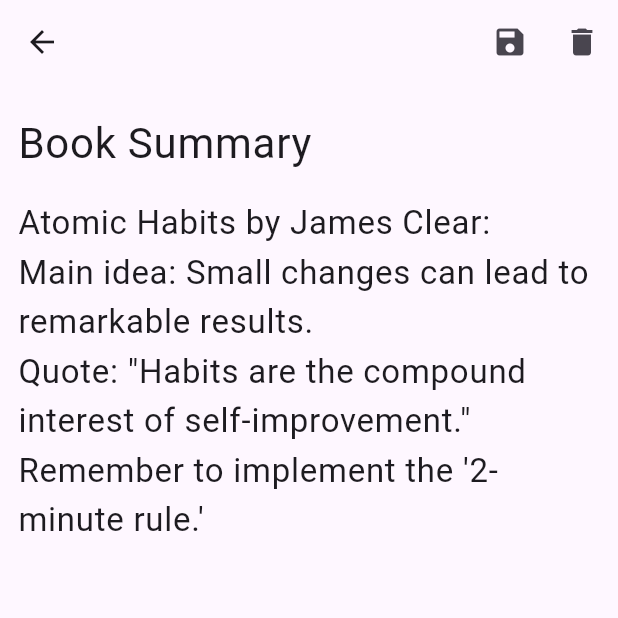
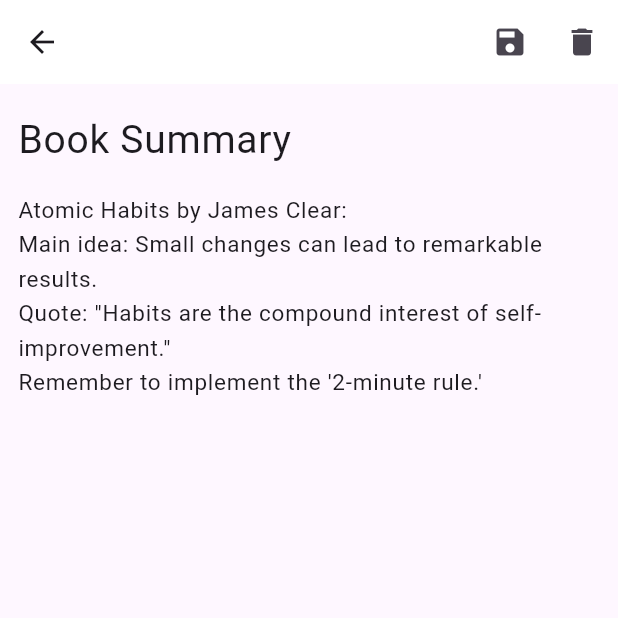
Before and after one commit to randomhimalayanguy/Google-Keeps-Clone-localStorage, a Flutter app: the screen it shows after launch, after a tap on the "notes" icon, after a tap on "Book Summary", on a phone screen of 412 x 824 dp, the top half of it. Run offline on Flutter 3.47's test engine with Material 3 defaults, Android fonts, the phone set to English and light mode, and no system bars; our stand-ins replace flutter_riverpod, hive, hive_flutter; accounts and stored records are empty.

Commit message:
Features added, code improved

```diff
--- a/lib/Model/note_model.dart
+++ b/lib/Model/note_model.dart
@@ -1,3 +1,4 @@
+import 'package:flutter/material.dart';
 import 'package:hive/hive.dart';
 
 part 'note_model.g.dart';
@@ -6,14 +7,51 @@ part 'note_model.g.dart';
 class Note {
   @HiveField(0)
   final String id;
+
   @HiveField(1)
   final String title;
+
   @HiveField(2)
   final String content;
 
-  Note({required this.id, this.title = "", this.content = ""});
+  // Store color as int
+  @HiveField(3)
+  int? colorValue;
 
-  Note copyWith(Note curNote) {
-    return Note(id: curNote.id, title: curNote.title, content: curNote.content);
+  @HiveField(4)
+  DateTime updatedAt;
+
+  @HiveField(5)
+  bool isPinned;
+
+  Note({
+    required this.id,
+    this.title = "",
+    this.content = "",
+    Color color = Colors.white,
+    this.isPinned = false,
+    DateTime? updatedAt,
+  }) : colorValue = color.toARGB32(),
+       updatedAt = updatedAt ?? DateTime.now();
+
+  // Helper to get the Color back
+  Color get color => Color(colorValue ?? Colors.white.toARGB32());
+
+  Note copyWith({
+    String? id,
+    String? title,
+    String? content,
+    Color? color,
+    DateTime? updatedAt,
+    bool? isPinned,
+  }) {
+    return Note(
+      id: id ?? this.id,
+      title: title ?? this.title,
+      content: content ?? this.content,
+      color: color ?? this.color,
+      updatedAt: updatedAt ?? this.updatedAt,
+      isPinned: isPinned ?? this.isPinned,
+    );
   }
 }
--- a/lib/Providers/notes_provider.dart
+++ b/lib/Providers/notes_provider.dart
@@ -1,46 +1,77 @@
+import 'package:flutter/foundation.dart';
+import 'package:flutter/material.dart';
 import 'package:flutter_riverpod/flutter_riverpod.dart';
-import 'package:hive/hive.dart';
+import 'package:hive_flutter/hive_flutter.dart';
 import 'package:notes_app/Model/note_model.dart';
+import 'package:notes_app/const/colors.dart';
 
 class NotesNotifier extends StateNotifier<List<Note>> {
-  late Box<Note> box;
+  final Box<Note> box;
+  late final ValueListenable<Box<Note>> _listner;
 
-  NotesNotifier() : super([]) {
-    _init();
+  NotesNotifier(this.box) : super([]) {
+    refreshList();
+    _listner = box.listenable();
+    _listner.addListener(refreshList);
   }
 
-  Future<void> _init() async {
-    if (!Hive.isAdapterRegistered(0)) {
-      Hive.registerAdapter(NoteAdapter());
-    }
+  void refreshList() {
+    final notes = box.values.toList();
 
-    box = await Hive.openBox("notes");
+    notes.sort((a, b) {
+      if (a.isPinned != b.isPinned) {
+        return b.isPinned ? 1 : -1;
+      }
 
-    state = box.values.toList();
+      return b.updatedAt.compareTo(a.updatedAt);
+    });
+    state = notes;
   }
 
   void addNote(Note newNote) {
+    newNote = newNote.copyWith(updatedAt: DateTime.now());
+    newNote.colorValue = getColor(box.length).toARGB32();
     box.put(newNote.id, newNote);
-    state = [newNote, ...state];
+  }
+
+  void setColor(String id, int newColor) {
+    final Note? newNote = box.get(id);
+    if (newNote == null) return;
+
+    newNote.colorValue = newColor;
+    box.put(id, newNote);
   }
 
   void updateNote(Note newNote) {
-    box.put(newNote.id, newNote);
-    state = [
-      for (Note note in state)
-        if (note.id == newNote.id) note.copyWith(newNote) else note,
-    ];
+    final updatedNote = box
+        .get(newNote.id)!
+        .copyWith(
+          title: newNote.title,
+          content: newNote.content,
+          updatedAt: DateTime.now(),
+        );
+
+    box.put(updatedNote.id, updatedNote);
+  }
+
+  void pinning(String id) {
+    final bool isPinned = !box.get(id)!.isPinned;
+    final updatedNote = box.get(id)!.copyWith(isPinned: isPinned);
+    box.put(updatedNote.id, updatedNote);
   }
 
   void deleteNote(String id) {
     box.delete(id);
-    state = [
-      for (Note note in state)
-        if (note.id != id) note,
-    ];
+  }
+
+  @override
+  void dispose() {
+    _listner.removeListener(refreshList);
+    super.dispose();
   }
 }
 
-final notesProvider = StateNotifierProvider<NotesNotifier, List<Note>>(
-  (ref) => NotesNotifier(),
-);
+final notesProvider =
+    StateNotifierProvider.autoDispose<NotesNotifier, List<Note>>((ref) {
+      return NotesNotifier(Hive.box<Note>("notes"));
+    });
--- /dev/null
+++ b/lib/Providers/selected_color.dart
@@ -0,0 +1,4 @@
+import 'package:flutter/material.dart';
+import 'package:flutter_riverpod/flutter_riverpod.dart';
+
+final selectedColor = StateProvider<Color?>((ref) => null);
--- a/lib/Screens/main_page.dart
+++ b/lib/Screens/main_page.dart
@@ -3,11 +3,11 @@ import 'package:flutter_riverpod/flutter_riverpod.dart';
 import 'package:flutter_staggered_grid_view/flutter_staggered_grid_view.dart';
 import 'package:notes_app/Model/note_model.dart';
 import 'package:notes_app/Providers/notes_provider.dart';
-import 'package:notes_app/Providers/search_query_provider.dart';
 import 'package:notes_app/Providers/searched_notes_provider.dart';
 import 'package:notes_app/Providers/selected_notes_provider.dart';
 import 'package:notes_app/Screens/notes_page.dart';
 import 'package:notes_app/Widgets/notes_card.dart';
+import 'package:notes_app/Widgets/searchbar_widget.dart';
 import 'package:notes_app/Widgets/selection_bar_widget.dart';
 import 'package:uuid/uuid.dart';
 
@@ -70,15 +70,12 @@ class MainApp extends ConsumerWidget {
           slivers: [
             SliverToBoxAdapter(child: SizedBox(height: 20)),
             SliverAppBar(
+              backgroundColor: Colors.white,
               centerTitle: true,
               floating: true,
               snap: true,
               title: (selectedNotes.isEmpty)
-                  ? TextField(
-                      onChanged: (value) =>
-                          ref.read(queryProvider.notifier).state = value,
-                    )
-                  // ? SearchBar()
+                  ? SearchBarWidget()
                   : SelectionBar(selectedNotes: selectedNotes),
             ),
             SliverPadding(
--- a/lib/Screens/notes_page.dart
+++ b/lib/Screens/notes_page.dart
@@ -91,6 +91,7 @@ class _NewNotePageState extends ConsumerState<NotePage> {
   Widget build(BuildContext context) {
     return Scaffold(
       appBar: AppBar(
+        backgroundColor: Colors.white,
         actions: [
           IconButton(onPressed: save, icon: Icon(Icons.save)),
           IconButton(
@@ -112,9 +113,9 @@ class _NewNotePageState extends ConsumerState<NotePage> {
               decoration: InputDecoration(
                 border: InputBorder.none,
                 hintText: "Title",
-                hintStyle: TextStyle(fontSize: 28),
+                hintStyle: TextStyle(fontSize: 26),
               ),
-              style: TextStyle(fontSize: 28),
+              style: TextStyle(fontSize: 26),
             ),
             Expanded(
               child: TextField(
@@ -123,11 +124,11 @@ class _NewNotePageState extends ConsumerState<NotePage> {
                 decoration: InputDecoration(
                   border: InputBorder.none,
                   hintText: "Note",
-                  hintStyle: TextStyle(fontSize: 22),
+                  hintStyle: TextStyle(fontSize: 15),
                 ),
                 expands: true,
                 maxLines: null,
-                style: TextStyle(fontSize: 22),
+                style: TextStyle(fontSize: 15),
               ),
             ),
           ],
--- a/lib/Widgets/notes_card.dart
+++ b/lib/Widgets/notes_card.dart
@@ -2,7 +2,6 @@ import 'package:flutter/material.dart';
 // import 'package:flutter_markdown/flutter_markdown.dart';
 import 'package:flutter_riverpod/flutter_riverpod.dart';
 import 'package:notes_app/Model/note_model.dart';
-import 'package:notes_app/Providers/notes_provider.dart';
 import 'package:notes_app/Providers/selected_notes_provider.dart';
 import 'package:notes_app/Screens/notes_page.dart';
 
@@ -12,7 +11,6 @@ class NotesCard extends ConsumerWidget {
 
   @override
   Widget build(BuildContext context, WidgetRef ref) {
-    final notes = ref.watch(notesProvider);
     final selectedNotes = ref.watch(selectedNotesProvider);
 
     return InkWell(
@@ -32,12 +30,16 @@ class NotesCard extends ConsumerWidget {
           border: (selectedNotes.contains(note.id))
               ? BoxBorder.all(color: Colors.blue, width: 3)
               : null,
-          // color: Colors.primaries[ % Colors.primaries.length].shade200,
-          color: Colors.primaries[2].shade200,
+          color: note.color,
           borderRadius: BorderRadius.circular(10),
         ),
-        child: Padding(
-          padding: const EdgeInsets.symmetric(horizontal: 12.0, vertical: 12),
+        child: Stack(
+          children: [
+            Padding(
+              padding: const EdgeInsets.symmetric(
+                horizontal: 12.0,
+                vertical: 12,
+              ),
               child: Column(
                 crossAxisAlignment: CrossAxisAlignment.start,
                 children: [
@@ -51,6 +53,19 @@ class NotesCard extends ConsumerWidget {
                 ],
               ),
             ),
+            if (note.isPinned)
+              Padding(
+                padding: const EdgeInsets.symmetric(
+                  horizontal: 4.0,
+                  vertical: 4,
+                ),
+                child: Align(
+                  alignment: Alignment.topRight,
+                  child: Icon(Icons.push_pin),
+                ),
+              ),
+          ],
+        ),
       ),
     );
   }
--- a/lib/Widgets/searchbar_widget.dart
+++ b/lib/Widgets/searchbar_widget.dart
@@ -2,15 +2,20 @@ import 'package:flutter/material.dart';
 import 'package:flutter_riverpod/flutter_riverpod.dart';
 import 'package:notes_app/Providers/search_query_provider.dart';
 
-class SearchBar extends ConsumerStatefulWidget {
-  const SearchBar({super.key});
+class SearchBarWidget extends ConsumerStatefulWidget {
+  const SearchBarWidget({super.key});
 
   @override
-  ConsumerState<SearchBar> createState() => _SearchBarState();
+  ConsumerState<SearchBarWidget> createState() => _SearchBarWidgetState();
 }
 
-class _SearchBarState extends ConsumerState<SearchBar> {
+class _SearchBarWidgetState extends ConsumerState<SearchBarWidget> {
   final TextEditingController controller = TextEditingController();
+
+  void cancel() {
+    controller.text = "";
+    ref.read(queryProvider.notifier).state = "";
+  }
 
   @override
   void dispose() {
@@ -20,30 +25,29 @@ class _SearchBarState extends ConsumerState<SearchBar> {
 
   @override
   Widget build(BuildContext context) {
-    final query = ref.watch(queryProvider);
-
-    controller.text = query;
-
     return Container(
       decoration: BoxDecoration(
-        border: BoxBorder.all(),
+        border: Border.all(),
         borderRadius: BorderRadius.circular(10),
       ),
       child: Padding(
-        padding: const EdgeInsets.symmetric(horizontal: 12.0),
-        child: TextField(
-          controller: controller,
-          autofocus: false,
-          decoration: InputDecoration(
-            border: InputBorder.none,
-            hintText: "Search your notes",
-            hintStyle: TextStyle(color: Colors.black),
-          ),
-          onChanged: (val) {
-            print(val);
-            ref.read(queryProvider.notifier).state = val;
-            setState(() {});
-          },
+        padding: const EdgeInsets.symmetric(horizontal: 14),
+        child: Row(
+          children: [
+            Expanded(
+              child: TextField(
+                controller: controller,
+                decoration: InputDecoration(
+                  border: InputBorder.none,
+                  hintText: "Search Note",
+                ),
+                onChanged: (value) =>
+                    ref.read(queryProvider.notifier).state = value,
+              ),
+            ),
+            if (controller.text != "")
+              IconButton(onPressed: cancel, icon: Icon(Icons.cancel)),
+          ],
         ),
       ),
     );
--- /dev/null
+++ b/lib/const/colors.dart
@@ -0,0 +1,13 @@
+import 'package:flutter/material.dart';
+
+Color getColor(int index) {
+  return Colors.primaries[index % Colors.primaries.length].shade100;
+}
+
+List<Color> getColorList() {
+  final List<Color> colors = [
+    for (int i = 0; i < 8; i++) Colors.primaries[i].shade100,
+  ];
+
+  return colors;
+}
--- a/lib/main.dart
+++ b/lib/main.dart
@@ -7,7 +7,11 @@ import 'Model/note_model.dart';
 void main() async {
   WidgetsFlutterBinding.ensureInitialized();
   await Hive.initFlutter();
+  // await Hive.deleteBoxFromDisk(
+  //   "notes",
+  // ); //use it when ever notes model is changed
   Hive.registerAdapter(NoteAdapter());
+  await Hive.openBox<Note>("notes");
   return runApp(ProviderScope(child: MyApp()));
 }
 
```
Also changed, not shown: lib/Widgets/color_picker_widget.dart (added, +65 -0 lines), lib/Widgets/selection_bar_widget.dart (+12 -30 lines), lib/Model/note_model.g.dart. Lines whose indentation alone changed are shown as unchanged.
